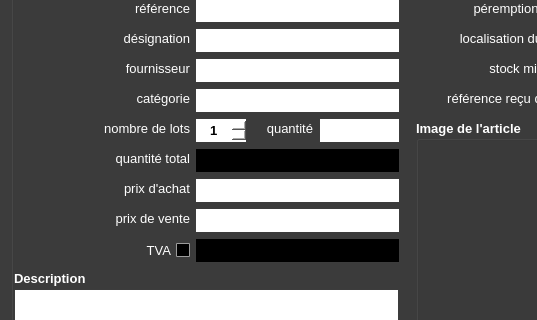
Before: the Qt Designer form ui/yeroth-erp-entrer-window.ui in xnoumbissinoundou/yeroth-erp-3.0, drawn with Qt 5; both pictures show x 0 to 537 and y 185 to 505 of the 799 by 601 pixel window.
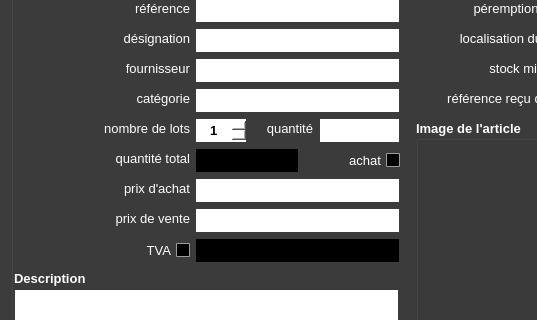
After: the same form once the commit is applied. Icons and pictures are not drawn. Custom widgets are drawn as their Qt base class.

Commit message: On branch master 	modified:   src/windows/yeroth-erp-entrer-window.cpp 	modified:   ui/yeroth-erp-entrer-window.ui

```diff
--- a/ui/yeroth-erp-entrer-window.ui
+++ b/ui/yeroth-erp-entrer-window.ui
@@ -10485,7 +10485,7 @@
       <rect>
        <x>184</x>
        <y>185</y>
-       <width>205</width>
+       <width>104</width>
        <height>25</height>
       </rect>
      </property>
@@ -11091,6 +11091,447 @@
       <number>1</number>
      </property>
     </widget>
+    <widget class="QCheckBox" name="checkBox_achat">
+     <property name="geometry">
+      <rect>
+       <x>293</x>
+       <y>187</y>
+       <width>96</width>
+       <height>21</height>
+      </rect>
+     </property>
+     <property name="palette">
+      <palette>
+       <active>
+        <colorrole role="WindowText">
+         <brush brushstyle="SolidPattern">
+          <color alpha="255">
+           <red>255</red>
+           <green>255</green>
+           <blue>255</blue>
+          </color>
+         </brush>
+        </colorrole>
+        <colorrole role="Button">
+         <brush brushstyle="SolidPattern">
+          <color alpha="255">
+           <red>198</red>
+           <green>198</green>
+           <blue>198</blue>
+          </color>
+         </brush>
+        </colorrole>
+        <colorrole role="Light">
+         <brush brushstyle="SolidPattern">
+          <color alpha="255">
+           <red>255</red>
+           <green>255</green>
+           <blue>255</blue>
+          </color>
+         </brush>
+        </colorrole>
+        <colorrole role="Midlight">
+         <brush brushstyle="SolidPattern">
+          <color alpha="255">
+           <red>226</red>
+           <green>226</green>
+           <blue>226</blue>
+          </color>
+         </brush>
+        </colorrole>
+        <colorrole role="Dark">
+         <brush brushstyle="SolidPattern">
+          <color alpha="255">
+           <red>99</red>
+           <green>99</green>
+           <blue>99</blue>
+          </color>
+         </brush>
+        </colorrole>
+        <colorrole role="Mid">
+         <brush brushstyle="SolidPattern">
+          <color alpha="255">
+           <red>132</red>
+           <green>132</green>
+           <blue>132</blue>
+          </color>
+         </brush>
+        </colorrole>
+        <colorrole role="Text">
+         <brush brushstyle="SolidPattern">
+          <color alpha="255">
+           <red>255</red>
+           <green>255</green>
+           <blue>255</blue>
+          </color>
+         </brush>
+        </colorrole>
+        <colorrole role="BrightText">
+         <brush brushstyle="SolidPattern">
+          <color alpha="255">
+           <red>255</red>
+           <green>255</green>
+           <blue>255</blue>
+          </color>
+         </brush>
+        </colorrole>
+        <colorrole role="ButtonText">
+         <brush brushstyle="SolidPattern">
+          <color alpha="255">
+           <red>0</red>
+           <green>0</green>
+           <blue>0</blue>
+          </color>
+         </brush>
+        </colorrole>
+        <colorrole role="Base">
+         <brush brushstyle="SolidPattern">
+          <color alpha="255">
+           <red>0</red>
+           <green>0</green>
+           <blue>0</blue>
+          </color>
+         </brush>
+        </colorrole>
+        <colorrole role="Window">
+         <brush brushstyle="SolidPattern">
+          <color alpha="255">
+           <red>198</red>
+           <green>198</green>
+           <blue>198</blue>
+          </color>
+         </brush>
+        </colorrole>
+        <colorrole role="Shadow">
+         <brush brushstyle="SolidPattern">
+          <color alpha="255">
+           <red>198</red>
+           <green>198</green>
+           <blue>198</blue>
+          </color>
+         </brush>
+        </colorrole>
+        <colorrole role="AlternateBase">
+         <brush brushstyle="SolidPattern">
+          <color alpha="255">
+           <red>226</red>
+           <green>226</green>
+           <blue>226</blue>
+          </color>
+         </brush>
+        </colorrole>
+        <colorrole role="ToolTipBase">
+         <brush brushstyle="SolidPattern">
+          <color alpha="255">
+           <red>255</red>
+           <green>255</green>
+           <blue>220</blue>
+          </color>
+         </brush>
+        </colorrole>
+        <colorrole role="ToolTipText">
+         <brush brushstyle="SolidPattern">
+          <color alpha="255">
+           <red>0</red>
+           <green>0</green>
+           <blue>0</blue>
+          </color>
+         </brush>
+        </colorrole>
+       </active>
+       <inactive>
+        <colorrole role="WindowText">
+         <brush brushstyle="SolidPattern">
+          <color alpha="255">
+           <red>255</red>
+           <green>255</green>
+           <blue>255</blue>
+          </color>
+         </brush>
+        </colorrole>
+        <colorrole role="Button">
+         <brush brushstyle="SolidPattern">
+          <color alpha="255">
+           <red>198</red>
+           <green>198</green>
+           <blue>198</blue>
+          </color>
+         </brush>
+        </colorrole>
+        <colorrole role="Light">
+         <brush brushstyle="SolidPattern">
+          <color alpha="255">
+           <red>255</red>
+           <green>255</green>
+           <blue>255</blue>
+          </color>
+         </brush>
+        </colorrole>
+        <colorrole role="Midlight">
+         <brush brushstyle="SolidPattern">
+          <color alpha="255">
+           <red>226</red>
+           <green>226</green>
+           <blue>226</blue>
+          </color>
+         </brush>
+        </colorrole>
+        <colorrole role="Dark">
+         <brush brushstyle="SolidPattern">
+          <color alpha="255">
+           <red>99</red>
+           <green>99</green>
+           <blue>99</blue>
+          </color>
+         </brush>
+        </colorrole>
+        <colorrole role="Mid">
+         <brush brushstyle="SolidPattern">
+          <color alpha="255">
+           <red>132</red>
+           <green>132</green>
+           <blue>132</blue>
+          </color>
+         </brush>
+        </colorrole>
+        <colorrole role="Text">
+         <brush brushstyle="SolidPattern">
+          <color alpha="255">
+           <red>255</red>
+           <green>255</green>
+           <blue>255</blue>
+          </color>
+         </brush>
+        </colorrole>
+        <colorrole role="BrightText">
+         <brush brushstyle="SolidPattern">
+          <color alpha="255">
+           <red>255</red>
+           <green>255</green>
+           <blue>255</blue>
+          </color>
+         </brush>
+        </colorrole>
+        <colorrole role="ButtonText">
+         <brush brushstyle="SolidPattern">
+          <color alpha="255">
+           <red>0</red>
+           <green>0</green>
+           <blue>0</blue>
+          </color>
+         </brush>
+        </colorrole>
+        <colorrole role="Base">
+         <brush brushstyle="SolidPattern">
+          <color alpha="255">
+           <red>0</red>
+           <green>0</green>
+           <blue>0</blue>
+          </color>
+         </brush>
+        </colorrole>
+        <colorrole role="Window">
+         <brush brushstyle="SolidPattern">
+          <color alpha="255">
+           <red>198</red>
+           <green>198</green>
+           <blue>198</blue>
+          </color>
+         </brush>
+        </colorrole>
+        <colorrole role="Shadow">
+         <brush brushstyle="SolidPattern">
+          <color alpha="255">
+           <red>198</red>
+           <green>198</green>
+           <blue>198</blue>
+          </color>
+         </brush>
+        </colorrole>
+        <colorrole role="AlternateBase">
+         <brush brushstyle="SolidPattern">
+          <color alpha="255">
+           <red>226</red>
+           <green>226</green>
+           <blue>226</blue>
+          </color>
+         </brush>
+        </colorrole>
+        <colorrole role="ToolTipBase">
+         <brush brushstyle="SolidPattern">
+          <color alpha="255">
+           <red>255</red>
+           <green>255</green>
+           <blue>220</blue>
+          </color>
+         </brush>
+        </colorrole>
+        <colorrole role="ToolTipText">
+         <brush brushstyle="SolidPattern">
+          <color alpha="255">
+           <red>0</red>
+           <green>0</green>
+           <blue>0</blue>
+          </color>
+         </brush>
+        </colorrole>
+       </inactive>
+       <disabled>
+        <colorrole role="WindowText">
+         <brush brushstyle="SolidPattern">
+          <color alpha="255">
+           <red>99</red>
+           <green>99</green>
+           <blue>99</blue>
+          </color>
+         </brush>
+        </colorrole>
+        <colorrole role="Button">
+         <brush brushstyle="SolidPattern">
+          <color alpha="255">
+           <red>198</red>
+           <green>198</green>
+           <blue>198</blue>
+          </color>
+         </brush>
+        </colorrole>
+        <colorrole role="Light">
+         <brush brushstyle="SolidPattern">
+          <color alpha="255">
+           <red>255</red>
+           <green>255</green>
+           <blue>255</blue>
+          </color>
+         </brush>
+        </colorrole>
+        <colorrole role="Midlight">
+         <brush brushstyle="SolidPattern">
+          <color alpha="255">
+           <red>226</red>
+           <green>226</green>
+           <blue>226</blue>
+          </color>
+         </brush>
+        </colorrole>
+        <colorrole role="Dark">
+         <brush brushstyle="SolidPattern">
+          <color alpha="255">
+           <red>99</red>
+           <green>99</green>
+           <blue>99</blue>
+          </color>
+         </brush>
+        </colorrole>
+        <colorrole role="Mid">
+         <brush brushstyle="SolidPattern">
+          <color alpha="255">
+           <red>132</red>
+           <green>132</green>
+           <blue>132</blue>
+          </color>
+         </brush>
+        </colorrole>
+        <colorrole role="Text">
+         <brush brushstyle="SolidPattern">
+          <color alpha="255">
+           <red>99</red>
+           <green>99</green>
+           <blue>99</blue>
+          </color>
+         </brush>
+        </colorrole>
+        <colorrole role="BrightText">
+         <brush brushstyle="SolidPattern">
+          <color alpha="255">
+           <red>255</red>
+           <green>255</green>
+           <blue>255</blue>
+          </color>
+         </brush>
+        </colorrole>
+        <colorrole role="ButtonText">
+         <brush brushstyle="SolidPattern">
+          <color alpha="255">
+           <red>99</red>
+           <green>99</green>
+           <blue>99</blue>
+          </color>
+         </brush>
+        </colorrole>
+        <colorrole role="Base">
+         <brush brushstyle="SolidPattern">
+          <color alpha="255">
+           <red>198</red>
+           <green>198</green>
+           <blue>198</blue>
+          </color>
+         </brush>
+        </colorrole>
+        <colorrole role="Window">
+         <brush brushstyle="SolidPattern">
+          <color alpha="255">
+           <red>198</red>
+           <green>198</green>
+           <blue>198</blue>
+          </color>
+         </brush>
+        </colorrole>
+        <colorrole role="Shadow">
+         <brush brushstyle="SolidPattern">
+          <color alpha="255">
+           <red>198</red>
+           <green>198</green>
+           <blue>198</blue>
+          </color>
+         </brush>
+        </colorrole>
+        <colorrole role="AlternateBase">
+         <brush brushstyle="SolidPattern">
+          <color alpha="255">
+           <red>198</red>
+           <green>198</green>
+           <blue>198</blue>
+          </color>
+         </brush>
+        </colorrole>
+        <colorrole role="ToolTipBase">
+         <brush brushstyle="SolidPattern">
+          <color alpha="255">
+           <red>255</red>
+           <green>255</green>
+           <blue>220</blue>
+          </color>
+         </brush>
+        </colorrole>
+        <colorrole role="ToolTipText">
+         <brush brushstyle="SolidPattern">
+          <color alpha="255">
+           <red>0</red>
+           <green>0</green>
+           <blue>0</blue>
+          </color>
+         </brush>
+        </colorrole>
+       </disabled>
+      </palette>
+     </property>
+     <property name="font">
+      <font>
+       <pointsize>10</pointsize>
+       <weight>50</weight>
+       <bold>false</bold>
+      </font>
+     </property>
+     <property name="focusPolicy">
+      <enum>Qt::StrongFocus</enum>
+     </property>
+     <property name="layoutDirection">
+      <enum>Qt::RightToLeft</enum>
+     </property>
+     <property name="text">
+      <string>achat</string>
+     </property>
+    </widget>
    </widget>
    <widget class="YerothPushButton" name="pushButton_enregistrer_produit">
     <property name="geometry">
```
The commit also changes 1 other file.
